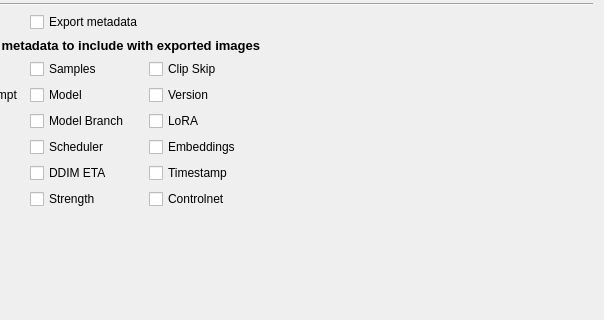
Qt form src/airunner/components/settings/gui/widgets/export_preferences/templates/export_preferences.ui (Capsize-Games/airunner) before a commit; both pictures show x 101 to 705 and y 169 to 489 of the 705 by 602 pixel window.
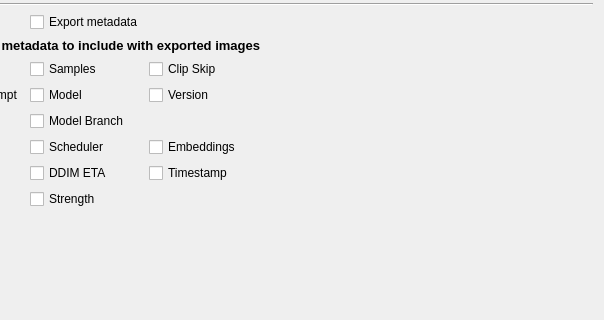
The same form after that commit.

```diff
--- a/src/airunner/components/settings/gui/widgets/export_preferences/templates/export_preferences.ui
+++ b/src/airunner/components/settings/gui/widgets/export_preferences/templates/export_preferences.ui
@@ -234,13 +234,6 @@
        </property>
       </widget>
      </item>
-     <item row="4" column="2">
-      <widget class="QCheckBox" name="metadata_lora">
-       <property name="text">
-        <string>LoRA</string>
-       </property>
-      </widget>
-     </item>
      <item row="5" column="2">
       <widget class="QCheckBox" name="metadata_embeddings">
        <property name="text">
@@ -262,13 +255,6 @@
        </property>
       </widget>
      </item>
-     <item row="7" column="2">
-      <widget class="QCheckBox" name="metadata_controlnet">
-       <property name="text">
-        <string>Controlnet</string>
-       </property>
-      </widget>
-     </item>
      <item row="1" column="0" colspan="3">
       <widget class="QLabel" name="label_4">
        <property name="font">
```
Left out of the diff: 34 changed lines with no effect on the pictures.
